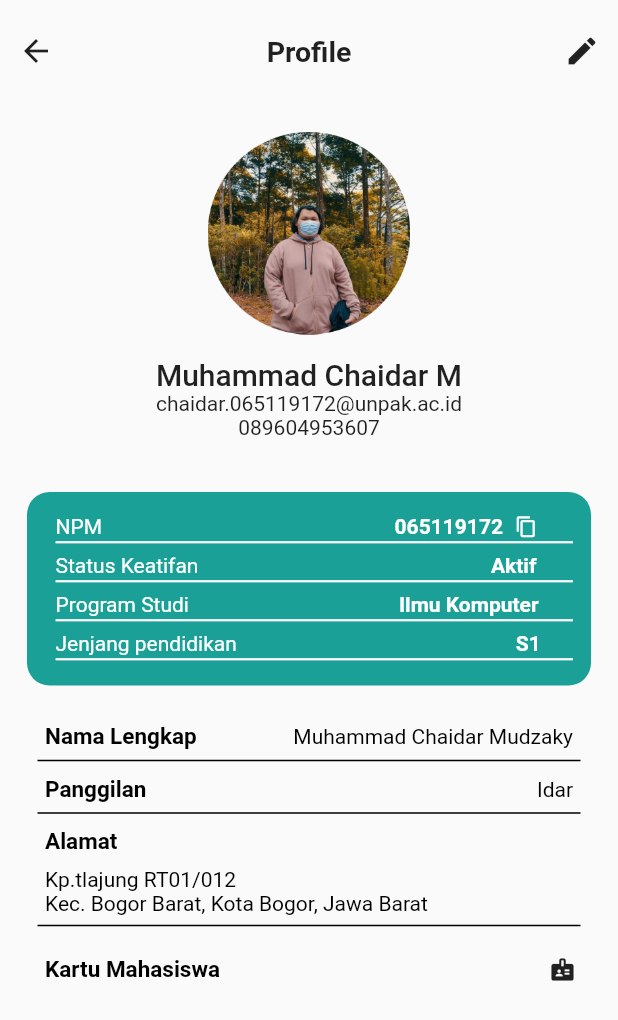
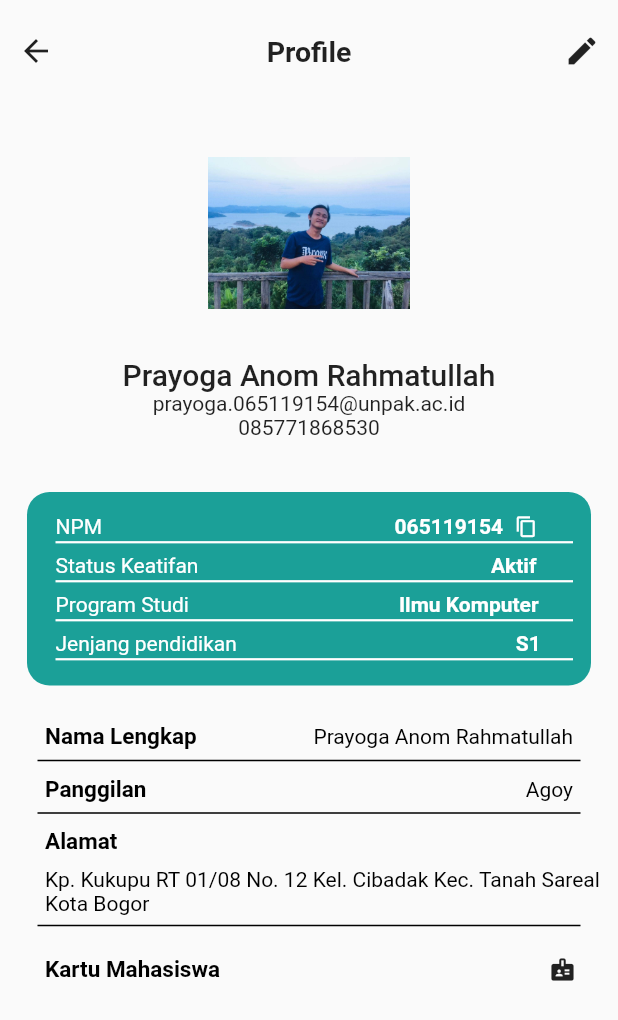
Before and after one commit to anra09/tugas-mopro, a Flutter app: the screen it shows after launch, on a phone screen of 412 x 824 dp. Shown: the top 1020 px of the screen. Run offline on Flutter 3.47's test engine with Material 2 defaults, Android fonts, the phone set to English and light mode, and no system bars.

Commit message:
first commit

```diff
--- a/lib/main.dart
+++ b/lib/main.dart
@@ -31,7 +31,7 @@ class _MyAppState extends State<MyApp> {
                 SizedBox(
                   width: 195,
                 ),
-                Text('065119172', style: dua),
+                Text('065119154', style: dua),
                 SizedBox(
                   width: 8,
                 ),
@@ -166,7 +166,7 @@ class _MyAppState extends State<MyApp> {
             Column(
               children: [
                 Image.asset(
-                  'assets/idar.png',
+                  'assets/agoy.jpeg',
                   width: 135,
                   height: 135,
                 ),
@@ -174,14 +174,14 @@ class _MyAppState extends State<MyApp> {
                   height: 15,
                 ),
                 Text(
-                  'Muhammad Chaidar M',
+                  'Prayoga Anom Rahmatullah',
                   style: TextStyle(fontSize: 20, fontWeight: FontWeight.w500),
                 ),
                 Text(
-                  'chaidar.065119172@unpak.ac.id',
+                  'prayoga.065119154@unpak.ac.id',
                 ),
                 Text(
-                  '089604953607',
+                  '085771868530',
                 )
               ],
             ),
@@ -194,7 +194,7 @@ class _MyAppState extends State<MyApp> {
             ),
             Column(
               children: [
-                teks('Nama Lengkap', 'Muhammad Chaidar Mudzaky'),
+                teks('Nama Lengkap', 'Prayoga Anom Rahmatullah'),
                 SizedBox(
                   height: 2,
                 ),
@@ -208,7 +208,7 @@ class _MyAppState extends State<MyApp> {
                 SizedBox(
                   height: 5,
                 ),
-                teks('Panggilan', 'Idar'),
+                teks('Panggilan', 'Agoy'),
                 SizedBox(
                   height: 2,
                 ),
@@ -235,7 +235,7 @@ class _MyAppState extends State<MyApp> {
                         height: 8,
                       ),
                       Text(
-                        'Kp.tlajung RT01/012 \nKec. Bogor Barat, Kota Bogor, Jawa Barat',
+                        'Kp. Kukupu RT 01/08 No. 12 Kel. Cibadak Kec. Tanah Sareal Kota Bogor',
                         style: empat,
                       ),
                     ],
```
Also changed, not shown: assets/agoy.jpeg (added), assets/idar.png (deleted).
